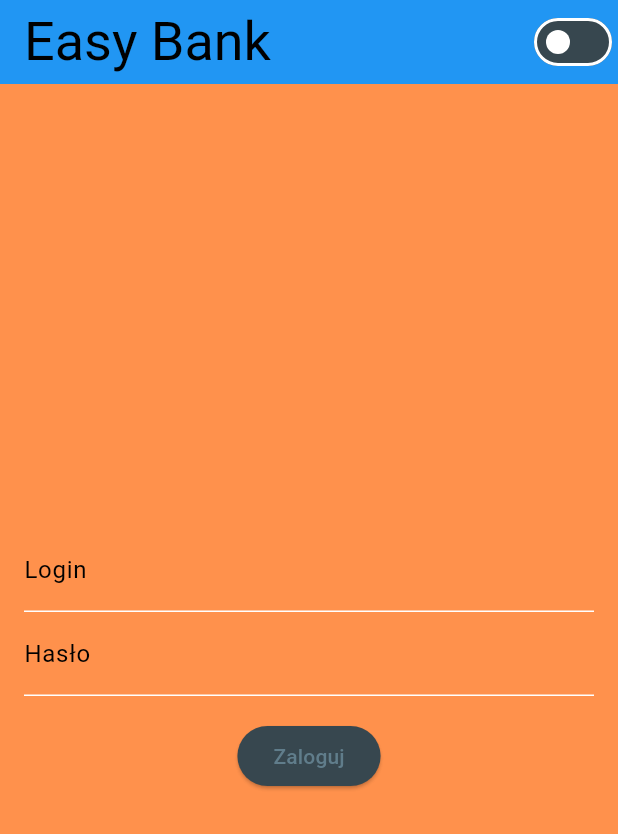
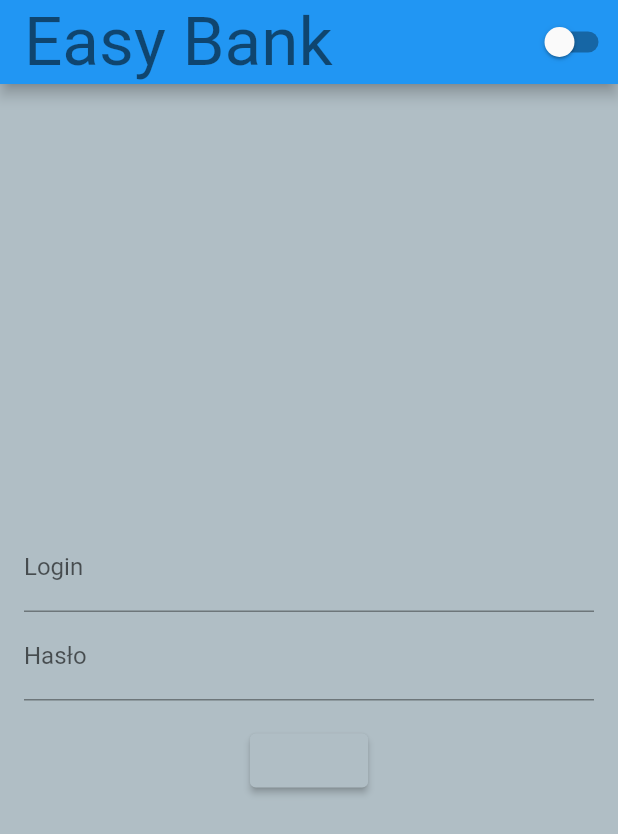
Before and after one commit to pawelwlazlo/flutter_playground, a Flutter app: the screen it shows after launch, on a phone screen of 412 x 824 dp. Shown: the top 834 px of the screen. Run offline on Flutter 3.47's test engine with Material 2 defaults, Android fonts, the phone set to English and light mode, and no system bars; our stand-ins replace dartz, decimal, equatable, flutter_bloc, get_it.

Commit message:
wycofanie customowych tematów

```diff
--- a/lib/application/core/services/theme_service.dart
+++ b/lib/application/core/services/theme_service.dart
@@ -1,43 +1,10 @@
 import 'package:flutter/material.dart';
-
-import '../../../theme.dart';
 
 class ThemeService extends ChangeNotifier {
   bool isDarkModeOn = false;
-  String selectedBank = 'ING';
 
   void toggleTheme() {
     isDarkModeOn = !isDarkModeOn;
-    setTheme();
     notifyListeners();
   }
-
-  void selectBank(String bankName) {
-    selectedBank = bankName;
-    setTheme();
-    notifyListeners();
-  }
-
-  void setTheme() {
-    final theme = AppTheme.getThemeForBank(selectedBank, isDarkModeOn);
-    ThemeData.dark();
-    ThemeData.light();
-    if (isDarkModeOn) {
-      ThemeData.dark().copyWith(
-        colorScheme: theme.colorScheme,
-        textTheme: theme.textTheme,
-        scaffoldBackgroundColor: theme.scaffoldBackgroundColor,
-        appBarTheme: theme.appBarTheme,
-        bottomAppBarTheme: theme.bottomAppBarTheme,
-      );
-    } else {
-      ThemeData.light().copyWith(
-        colorScheme: theme.colorScheme,
-        textTheme: theme.textTheme,
-        scaffoldBackgroundColor: theme.scaffoldBackgroundColor,
-        appBarTheme: theme.appBarTheme,
-        bottomAppBarTheme: theme.bottomAppBarTheme,
-      );
-    }
-  }
 }
--- a/lib/application/pages/login/login_page.dart
+++ b/lib/application/pages/login/login_page.dart
@@ -27,7 +27,7 @@ class BankLoginWidget extends StatelessWidget {
 
   @override
   Widget build(BuildContext context) {
-    final theme = AppTheme.getThemeForBank("ING", false);
+    final theme = Theme.of(context);
     return BlocProvider<BankLoginCubit>(
       create: (context) => BankLoginCubit(),
       child: BlocBuilder<BankLoginCubit, BankLoginState>(
--- a/lib/main.dart
+++ b/lib/main.dart
@@ -24,8 +24,8 @@ class MyApp extends StatelessWidget {
     return Consumer<ThemeService>(builder: (context, themeService, child) {
       return MaterialApp(
         themeMode: themeService.isDarkModeOn ? ThemeMode.dark : ThemeMode.light,
-        theme: AppTheme.getThemeForBank("ING", themeService.isDarkModeOn),
-        darkTheme: AppTheme.getThemeForBank("ING", themeService.isDarkModeOn),
+        theme: AppTheme.lightTheme,
+        darkTheme: AppTheme.darkTheme,
         // home: const BankLoginWidgetProvider(),
         // home: const BankPageWrapperProvider(),
 
--- a/lib/theme.dart
+++ b/lib/theme.dart
@@ -6,7 +6,7 @@ class AppTheme {
   // *****************
   // static colors
   // *****************
-  static final Color _lightPrimaryColor = Colors.blueGrey.shade50;
+  static final Color _lightPrimaryColor = Colors.blueGrey.shade200;
   static final Color _lightPrimaryVariantColor = Colors.blueGrey.shade800;
   static final Color _lightOnPrimaryColor = Colors.blueGrey.shade200;
   static const Color _lightTextColorPrimary = Colors.black;
@@ -21,13 +21,6 @@ class AppTheme {
   static const Color _iconColor = Colors.white;
 
   static const Color _accentColor = Color.fromRGBO(74, 217, 217, 1);
-
-  // *****************
-  // Colors for banks
-  // *****************
-  static const Color _ingBackgroundColor = Color(0xFFFF6200);
-  static const Color _bnpParibasBackgroundColor = Colors.red;
-  static const Color _aliorBankBackgroundColor = Colors.green;
 
   // *****************
   // Text Style - light
@@ -68,93 +61,31 @@ class AppTheme {
   // Theme light/dark
   // *****************
 
-  static ThemeData getThemeForBank(String bankName, bool isDarkMode) {
-    Color primaryColor;
-    Color primaryVariantColor;
-    Color onPrimaryColor;
-    Color textColorPrimary;
-    Color appbarColor;
-    Color background;
+  static final ThemeData lightTheme = ThemeData(
+      scaffoldBackgroundColor: _lightPrimaryColor,
+      appBarTheme: const AppBarTheme(
+          color: _appbarColorLight,
+          iconTheme: IconThemeData(color: _iconColor)),
+      colorScheme: ColorScheme.light(
+        primary: _lightPrimaryColor,
+        onPrimary: _lightOnPrimaryColor,
+        secondary: _accentColor,
+        primaryContainer: _lightPrimaryVariantColor,
+      ),
+      textTheme: _lightTextTheme,
+      bottomAppBarTheme: const BottomAppBarTheme(color: _appbarColorLight));
 
-    switch (bankName) {
-      case 'ING':
-        background = isDarkMode
-            ? _ingBackgroundColor.withOpacity(1)
-            : _ingBackgroundColor.withOpacity(0.7);
-        primaryColor =
-            isDarkMode ? Colors.blueGrey.shade900 : _ingBackgroundColor;
-        primaryVariantColor =
-            isDarkMode ? _darkPrimaryVariantColor : _lightPrimaryVariantColor;
-        onPrimaryColor =
-            isDarkMode ? _darkOnPrimaryColor : _lightOnPrimaryColor;
-        textColorPrimary =
-            isDarkMode ? _darkTextColorPrimary : _lightTextColorPrimary;
-        appbarColor = isDarkMode ? _appbarColorDark : _appbarColorLight;
-        break;
-      case 'Bnp Paribas':
-        background = isDarkMode
-            ? _bnpParibasBackgroundColor.withOpacity(0.7)
-            : _bnpParibasBackgroundColor.withOpacity(0.3);
-        primaryColor =
-            isDarkMode ? Colors.blueGrey.shade900 : _bnpParibasBackgroundColor;
-        primaryVariantColor =
-            isDarkMode ? _darkPrimaryVariantColor : _lightPrimaryVariantColor;
-        onPrimaryColor =
-            isDarkMode ? _darkOnPrimaryColor : _lightOnPrimaryColor;
-        textColorPrimary =
-            isDarkMode ? _darkTextColorPrimary : _lightTextColorPrimary;
-        appbarColor = isDarkMode ? _appbarColorDark : _appbarColorLight;
-        break;
-      case 'AliorBank':
-        background = isDarkMode
-            ? _aliorBankBackgroundColor.withOpacity(0.7)
-            : _aliorBankBackgroundColor.withOpacity(0.3);
-        primaryColor =
-            isDarkMode ? Colors.blueGrey.shade900 : _aliorBankBackgroundColor;
-        primaryVariantColor =
-            isDarkMode ? _darkPrimaryVariantColor : _lightPrimaryVariantColor;
-        onPrimaryColor =
-            isDarkMode ? _darkOnPrimaryColor : _lightOnPrimaryColor;
-        textColorPrimary =
-            isDarkMode ? _darkTextColorPrimary : _lightTextColorPrimary;
-        appbarColor = isDarkMode ? _appbarColorDark : _appbarColorLight;
-        break;
-      default:
-        background = isDarkMode
-            ? _darkPrimaryColor
-            : _lightPrimaryColor.withOpacity(0.3);
-        primaryColor = isDarkMode ? _darkPrimaryColor : _lightPrimaryColor;
-        primaryVariantColor =
-            isDarkMode ? _darkPrimaryVariantColor : _lightPrimaryVariantColor;
-        onPrimaryColor =
-            isDarkMode ? _darkOnPrimaryColor : _lightOnPrimaryColor;
-        textColorPrimary =
-            isDarkMode ? _darkTextColorPrimary : _lightTextColorPrimary;
-        appbarColor = isDarkMode ? _appbarColorDark : _appbarColorLight;
-        break;
-    }
-
-    return ThemeData(
-      useMaterial3: true,
-      scaffoldBackgroundColor: background,
+  static final ThemeData darkTheme = ThemeData(
+      scaffoldBackgroundColor: _darkPrimaryColor,
       appBarTheme: AppBarTheme(
-        color: appbarColor,
-        iconTheme: const IconThemeData(color: _iconColor),
+          color: _appbarColorDark,
+          iconTheme: const IconThemeData(color: _iconColor)),
+      colorScheme: ColorScheme.dark(
+        primary: _darkPrimaryColor,
+        secondary: _accentColor,
+        onPrimary: _darkOnPrimaryColor,
+        primaryContainer: _darkPrimaryVariantColor,
       ),
-      colorScheme: ColorScheme.fromSwatch(
-        primarySwatch: Colors.blueGrey,
-        primaryColorDark: primaryColor,
-        accentColor: _accentColor,
-        backgroundColor: background,
-        cardColor: primaryVariantColor,
-        errorColor: Colors.redAccent,
-        brightness: isDarkMode ? Brightness.dark : Brightness.light,
-      ).copyWith(
-        onPrimary: onPrimaryColor,
-        primaryContainer: primaryVariantColor,
-      ),
-      textTheme: isDarkMode ? _darkTextTheme : _lightTextTheme,
-      bottomAppBarTheme: BottomAppBarTheme(color: appbarColor),
-    );
-  }
+      textTheme: _darkTextTheme,
+      bottomAppBarTheme: BottomAppBarTheme(color: _appbarColorDark));
 }
```
